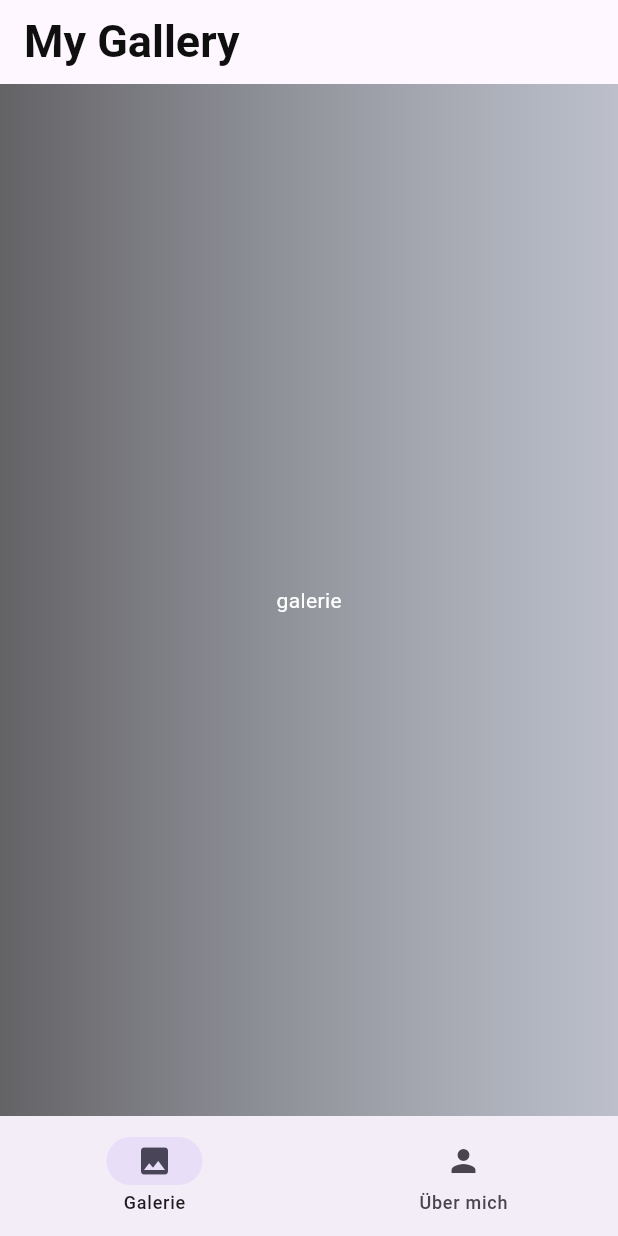
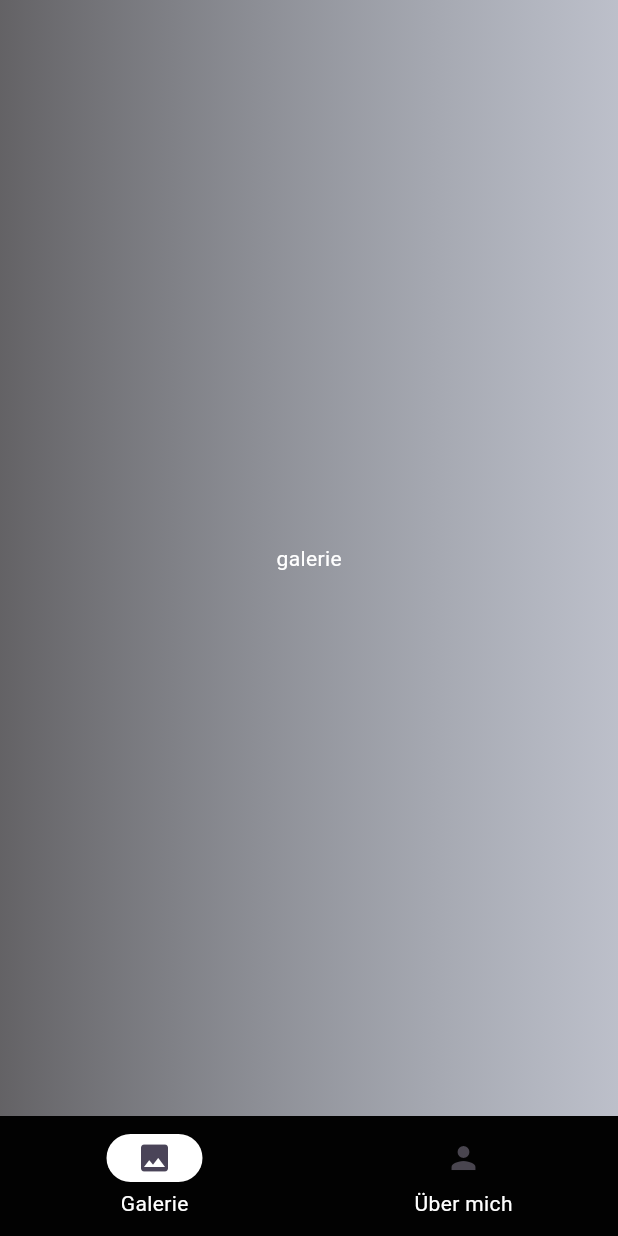
Before and after one commit to Beyz61/ps_13_bildergalerie, a Flutter app: the screen it shows after launch, on a phone screen of 412 x 824 dp. Run offline on Flutter 3.47's test engine with Material 3 defaults, Android fonts, the phone set to English and light mode, and no system bars.

Commit message:
Removed AppBar and refreshed the NavigationBar

```diff
--- a/lib/main.dart
+++ b/lib/main.dart
@@ -24,17 +24,21 @@ class _MainAppState extends State<MainApp> {
   @override
   Widget build(BuildContext context) {
     return MaterialApp(
-      home: Scaffold(
-        appBar: AppBar(
-          title: const Text("My Gallery",
-              style: TextStyle(
-                  fontSize: 30,
-                  color: Color.fromARGB(255, 15, 15, 15),
-                  fontWeight: FontWeight.bold),
+      theme: ThemeData(
+        navigationBarTheme: NavigationBarThemeData(
+          indicatorColor: const Color.fromARGB(255, 255, 255, 255),
+          backgroundColor: const Color.fromARGB(255, 2, 2, 2),
+          labelTextStyle: WidgetStateProperty.all(
+            const TextStyle(
+              color: Colors.white, // Farbe der Labels
+              fontSize: 14,
             ),
           ),
+        ),
+      ),
+      home: Scaffold(
         body: Container(
-          decoration: const BoxDecoration(
+          decoration:  const BoxDecoration(
             gradient: LinearGradient(
               colors: [
                 Color.fromARGB(180, 35, 36, 37),
@@ -45,6 +49,8 @@ class _MainAppState extends State<MainApp> {
           child: widgets[currentIndex],
         ),
         bottomNavigationBar: NavigationBar(
+          indicatorColor: const Color.fromARGB(255, 255, 255, 255),
+          backgroundColor: const Color.fromARGB(255, 2, 2, 2),
           selectedIndex: currentIndex,
           onDestinationSelected: (int index) { // zum seiten wechseln
             setState(() {
```
